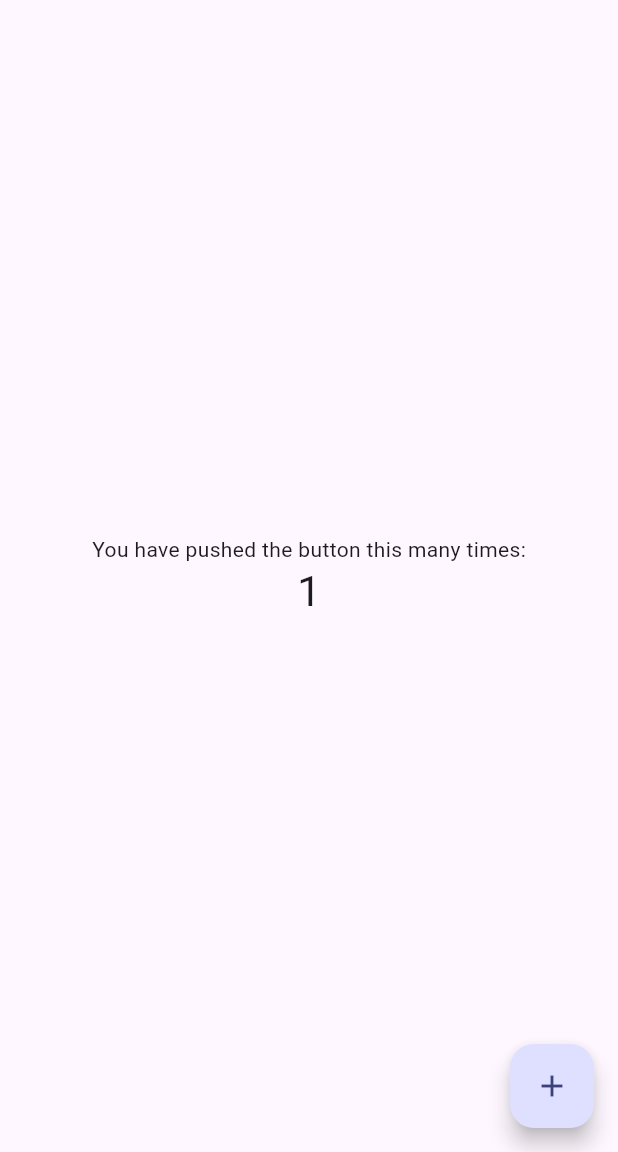
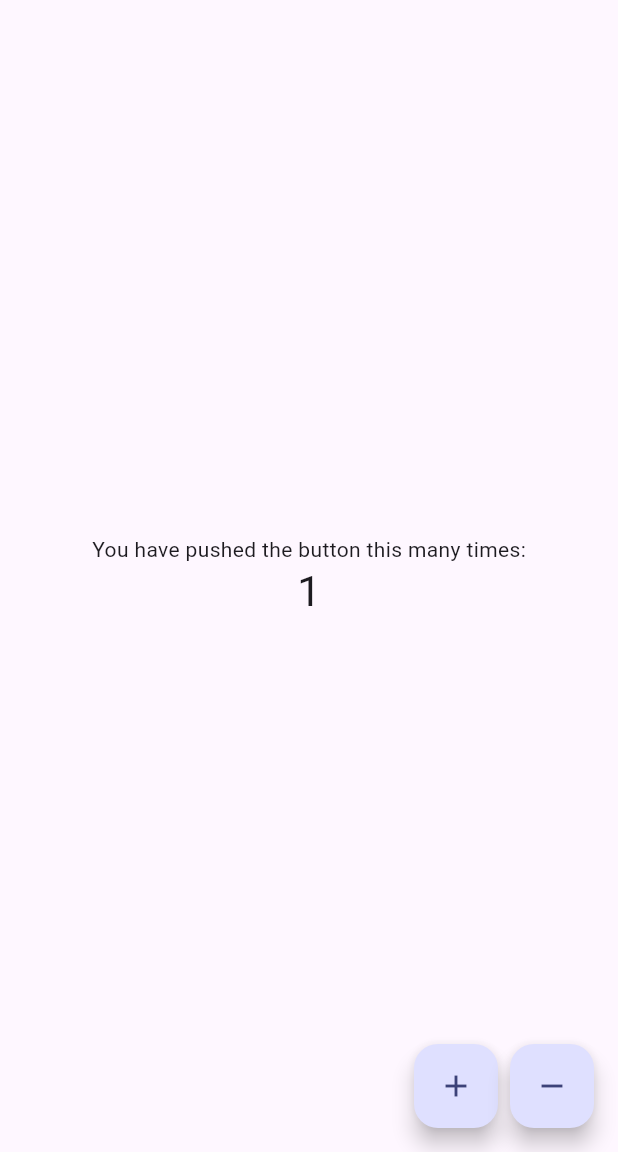
Before and after one commit to StanislawNagorski/skeleton, a Flutter app: the screen it shows after launch, after a tap on the "add" icon, on a phone screen of 412 x 824 dp, the part 84-1236 px from its top. Run offline on Flutter 3.47's test engine with Material 3 defaults, Android fonts, the phone set to English and light mode, and no system bars; our stand-ins replace auto_route, dartz, firebase_core, firebase_crashlytics, flutter_bloc, get_it and 3 more; missing offline and left inert: firebase_app_check; accounts and stored records are empty; generated files the repository leaves out were written again.

Commit message:
Chore/local db impl (#2)
* object data flow implementation
* data flow with stream of value changes
* flutter update

```diff
--- /dev/null
+++ b/lib/core/local_database/object_box.dart
@@ -0,0 +1,44 @@
+import 'package:path_provider/path_provider.dart' as p;
+
+import 'objectbox.g.dart';
+export 'objectbox.g.dart';
+
+
+abstract class ObjectBox {
+
+  static Store? _store;
+
+  static Future<void> initObjectBox() async {
+    if (_store != null) return; // already initialized
+
+    final docsDir = await p.getApplicationDocumentsDirectory();
+    _store = await openStore(directory: docsDir.path);
+  }
+
+  static Box<T> getBox<T>() {
+    return store.box<T>();
+  }
+
+  //get store if you want use transactions operations like:
+  // ObjectBoxBuilder.store.runInTransaction(TxMode.write, () {
+  // final counterBox = ObjectBoxBuilder.getBox<CounterModel>();
+  // counterBox.put(CounterModel(value: 10));
+  // counterBox.put(CounterModel(value: 20));
+  // });
+  //https://docs.objectbox.io/transactions
+  static Store get store {
+    if (_store == null) {
+      throw Exception("ObjectBox not initialized. Call initObjectBox() first.");
+    }
+    return _store!;
+  }
+
+  static void close() {
+    _store?.close();
+    _store = null;
+  }
+
+
+
+
+}
--- a/lib/core/localization/app_pl.arb
+++ b/lib/core/localization/app_pl.arb
@@ -2,5 +2,7 @@
   "@@locale": "pl",
   "homePage_title": "Szkieletor Aplikacja",
   "homePage_centeredText": "Nacisnąłeś przycisk tyle razy:",
-  "homePage_incrementButton": "Zwiększ"
+  "homePage_incrementButton": "Zwiększ",
+  "homePage_decrementButton": "Zmniejsz",
+  "homePage_error": "Wystąpił błąd"
 }
--- /dev/null
+++ b/lib/features/home_page/data/model/counter_model.dart
@@ -0,0 +1,19 @@
+import 'package:objectbox/objectbox.dart';
+
+@Entity()
+class CounterModel {
+  CounterModel({this.id = 0, required this.value});
+
+  @Id()
+  int id;
+  final int value;
+
+  CounterModel copyWith({
+    int? id,
+    int? value,
+  }) => CounterModel(
+      id: id ?? this.id,
+      value: value ?? this.value,
+    );
+
+}
--- /dev/null
+++ b/lib/features/home_page/data/repository/counter_repository.dart
@@ -0,0 +1,62 @@
+import 'package:dartz/dartz.dart';
+import 'package:injectable/injectable.dart';
+import 'package:logger/logger.dart';
+import 'package:skeleton/features/home_page/data/model/counter_model.dart';
+
+import '../../../../core/errors/failures.dart';
+import '../local_database/counter_local_database.dart';
+
+//Repository purpose is to handle errors while fetching data from the data sources
+abstract class CounterRepository {
+  Future<Either<Failure, CounterModel>> getCounter();
+  Future<Either<Failure, void>> setCounter({required CounterModel counter});
+  Stream<Either<Failure, CounterModel>> watchCounter();
+}
+
+@Injectable(as: CounterRepository)
+class CounterRepositoryImpl implements CounterRepository {
+  CounterRepositoryImpl(this._localDataBase);
+
+  final CounterLocalDataBase _localDataBase;
+  final Logger _logger = Logger();
+
+  @override
+  Future<Either<Failure, CounterModel>> getCounter() async {
+    try {
+      final counter = await _localDataBase.getCounter();
+      if (counter == null) {
+        return Left(Failure.localDataNotFound('Counter not found'));
+      }
+      return Right(counter);
+    } catch (e) {
+      _logger.e('Local data source exception: $e');
+      return Left(Failure.localDataSource(e.toString()));
+    }
+  }
+
+  @override
+  Future<Either<Failure, void>> setCounter({required CounterModel counter}) async {
+    try {
+      await _localDataBase.setCounter(counter);
+      return Right(null);
+    } catch (e) {
+      _logger.e('Local data source exception: $e');
+      return Left(Failure.localDataSource(e.toString()));
+    }
+  }
+
+  @override
+  Stream<Either<Failure, CounterModel>> watchCounter() =>
+      _localDataBase.watchCounter().map((counter) {
+        try {
+          if (counter == null) {
+            _logger.e('Counter not found locally');
+            return Left(Failure.localDataNotFound('Counter not found'));
+          }
+          return Right(counter);
+        } catch (e) {
+          _logger.e('Local data source exception: $e');
+          return Left(Failure.localDataSource(e.toString()));
+        }
+      });
+}
--- a/lib/features/home_page/presentation/cubit/home_cubit.dart
+++ b/lib/features/home_page/presentation/cubit/home_cubit.dart
@@ -1,15 +1,56 @@
+import 'dart:async';
 
 import 'package:flutter_bloc/flutter_bloc.dart';
 import 'package:injectable/injectable.dart';
+import 'package:skeleton/features/home_page/data/model/counter_model.dart';
+import 'package:skeleton/features/home_page/domain/counter_service.dart';
 
 part 'home_state.dart';
 
 @injectable
 class HomeCubit extends Cubit<HomeState> {
-  HomeCubit() : super(HomeState.initial());
+  HomeCubit(this._counterService) : super(HomeState.initial());
+
+  final CounterService _counterService;
+  StreamSubscription? _counterStream;
+
+  Future<void> init() async {
+    final counter = await _getCounter();
+    if (counter == null) {
+      await _counterService.setCounter(counter: CounterModel(value: 0));
+    }
+
+    _counterStream = _counterService.watchCounter().listen(
+      (data) {
+        data.fold(
+          (failure) {
+            emit(state.copyWith(status: HomePageStatus.error));
+          },
+          (data) {
+            emit(state.copyWith(
+              status: HomePageStatus.success,
+              counter: data,
+            ));
+          },
+        );
+        emit(state.copyWith(status: HomePageStatus.empty));
+      },
+    );
+  }
 
   void increment() {
-    emit(HomeState(counter: state.counter + 1));
+    final data = state.counter;
+    final updatedData = data.copyWith(value: data.value + 1);
+    _counterService.setCounter(counter: updatedData);
   }
 
+  void decrement() {
+    final data = state.counter;
+    final updatedData = data.copyWith(value: data.value - 1);
+    _counterService.setCounter(counter: updatedData);
+  }
+
+  Future<CounterModel?> _getCounter() async => await _counterService.getCounter().then(
+        (result) => result.fold((failure) => null, (data) => data),
+      );
 }
--- a/lib/features/home_page/presentation/cubit/home_state.dart
+++ b/lib/features/home_page/presentation/cubit/home_state.dart
@@ -1,12 +1,42 @@
 part of 'home_cubit.dart';
 
 class HomeState {
-  const HomeState({required this.counter});
+  const HomeState({
+    required this.navigation,
+    required this.status,
+    required this.counter,
+  });
 
   factory HomeState.initial() => HomeState(
-    counter: 0,
-  );
+        status: HomePageStatus.empty,
+        navigation: HomePageNavigation.empty,
+        counter: CounterModel(value: 0),
+      );
 
-  final int counter;
+  final CounterModel counter;
+  final HomePageStatus status;
+  final HomePageNavigation navigation;
 
+  HomeState copyWith({
+    HomePageStatus? status,
+    HomePageNavigation? navigation,
+    CounterModel? counter,
+  }) {
+    return HomeState(
+      status: status ?? this.status,
+      navigation: navigation ?? this.navigation,
+      counter: counter ?? this.counter,
+    );
+  }
 }
+
+enum HomePageStatus {
+  loading,
+  success,
+  error,
+  empty,
+}
+
+enum HomePageNavigation {
+  empty,
+}
--- a/lib/features/home_page/presentation/home_page.dart
+++ b/lib/features/home_page/presentation/home_page.dart
@@ -4,6 +4,7 @@ import 'package:flutter_bloc/flutter_bloc.dart';
 import 'package:skeleton/core/extensions/context_extension.dart';
 
 import '../../../core/injectable/injection.dart';
+import '../../../core/presentation/app_dimensions.dart';
 import 'cubit/home_cubit.dart';
 
 @RoutePage()
@@ -12,9 +13,56 @@ class MyHomePage extends StatelessWidget {
 
   @override
   Widget build(BuildContext context) => BlocProvider(
-        create: (context) => getIt<HomeCubit>(),
+        create: (context) => getIt<HomeCubit>()..init(),
         child: Builder(
-          builder: (context) => Scaffold(
+          builder: (context) => BlocListener<HomeCubit, HomeState>(
+            listener: (context, state) {
+              switch (state.status) {
+                case HomePageStatus.loading:
+                  _showLoadingSnackBar(context);
+                  break;
+                case HomePageStatus.success:
+                  break;
+                case HomePageStatus.error:
+                  _showErrorSnackBar(context);
+                  break;
+                case HomePageStatus.empty:
+                  break;
+              }
+            },
+            child: _Page(),
+          ),
+        ),
+      );
+
+  void _showErrorSnackBar(BuildContext context) {
+    ScaffoldMessenger.of(context).showSnackBar(
+      SnackBar(
+        content: Text(context.localizations.homePage_error),
+        backgroundColor: context.theme.colorScheme.error,
+      ),
+    );
+  }
+
+  void _showLoadingSnackBar(BuildContext context) {
+    ScaffoldMessenger.of(context).showSnackBar(
+      SnackBar(
+        content: Row(
+          children: [
+            CircularProgressIndicator(),
+          ],
+        ),
+        backgroundColor: context.theme.colorScheme.primary,
+      ),
+    );
+  }
+}
+
+class _Page extends StatelessWidget {
+  const _Page();
+
+  @override
+  Widget build(BuildContext context) => Scaffold(
         appBar: AppBar(
           backgroundColor: context.theme.colorScheme.inversePrimary,
           title: Text(context.localizations.homePage_title),
@@ -25,20 +73,30 @@ class MyHomePage extends StatelessWidget {
             children: <Widget>[
               Text(context.localizations.homePage_centeredText),
               BlocBuilder<HomeCubit, HomeState>(
+                buildWhen: (previous, current) => previous.counter.value != current.counter.value,
                 builder: (context, state) => Text(
-                      '${state.counter}',
+                  '${state.counter.value}',
                   style: context.theme.textTheme.headlineMedium,
                 ),
               ),
             ],
           ),
         ),
-            floatingActionButton: FloatingActionButton(
+        floatingActionButton: Row(
+          mainAxisAlignment: MainAxisAlignment.end,
+          children: [
+            FloatingActionButton(
               onPressed: context.read<HomeCubit>().increment,
               tooltip: context.localizations.homePage_incrementButton,
               child: const Icon(Icons.add),
-            ), // This trailing comma makes auto-formatting nicer for build methods.
             ),
+            const SizedBox(width: AppDimensions.spacingBase),
+            FloatingActionButton(
+              onPressed: context.read<HomeCubit>().decrement,
+              tooltip: context.localizations.homePage_decrementButton,
+              child: const Icon(Icons.remove),
+            ),
+          ],
         ),
       );
 }
--- a/lib/startup_service.dart
+++ b/lib/startup_service.dart
@@ -5,6 +5,7 @@ import 'package:flutter/foundation.dart';
 
 
 import 'core/injectable/injection.dart';
+import 'core/local_database/object_box.dart';
 
 
 abstract class StartUpService {
@@ -15,7 +16,7 @@ abstract class StartUpService {
   }
 
   static Future<void> _configureDatabases() async {
-    //TODO: init local database
+    await ObjectBox.initObjectBox();
   }
 
   static Future<void> _configureDependencies() async {
```
Also changed, not shown: lib/core/errors/failures.dart (added, +16 -0 lines), lib/core/local_database/objectbox-model.json (added, +37 -0 lines), lib/features/home_page/data/local_database/counter_local_database.dart (added, +29 -0 lines), lib/features/home_page/domain/counter_service.dart (added, +30 -0 lines), pubspec.yaml (+5 -3 lines), lib/core/injectable/injection.config.dart, lib/core/local_database/objectbox.g.dart (added), 2 other files. Lines whose indentation alone changed are shown as unchanged.
